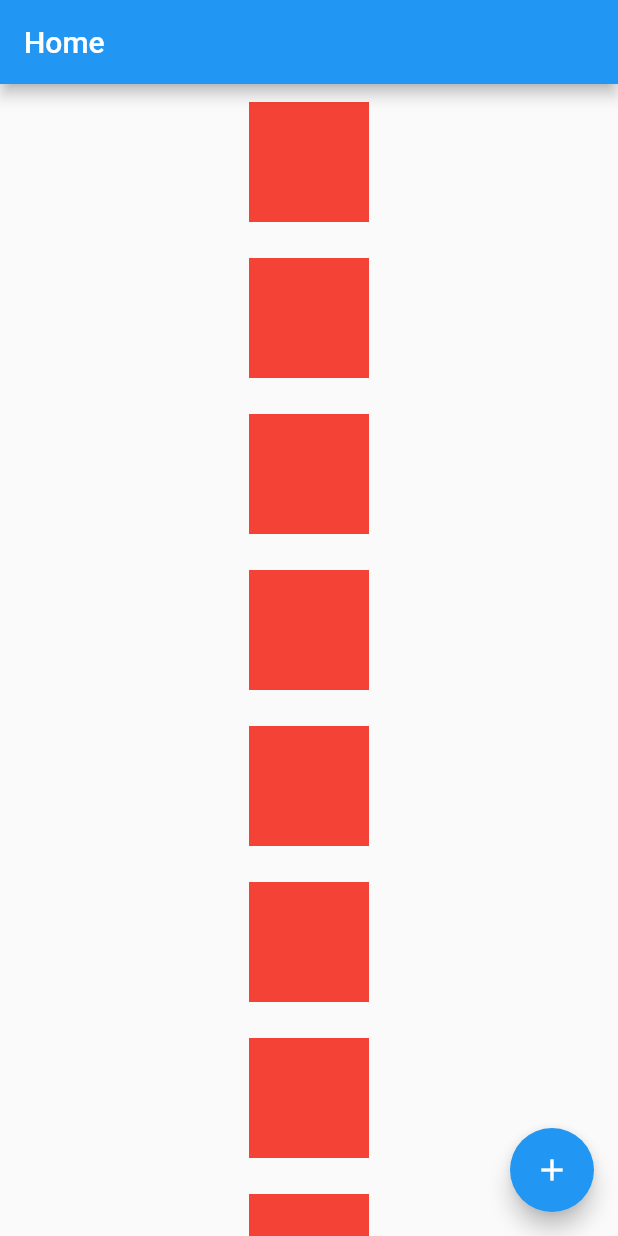
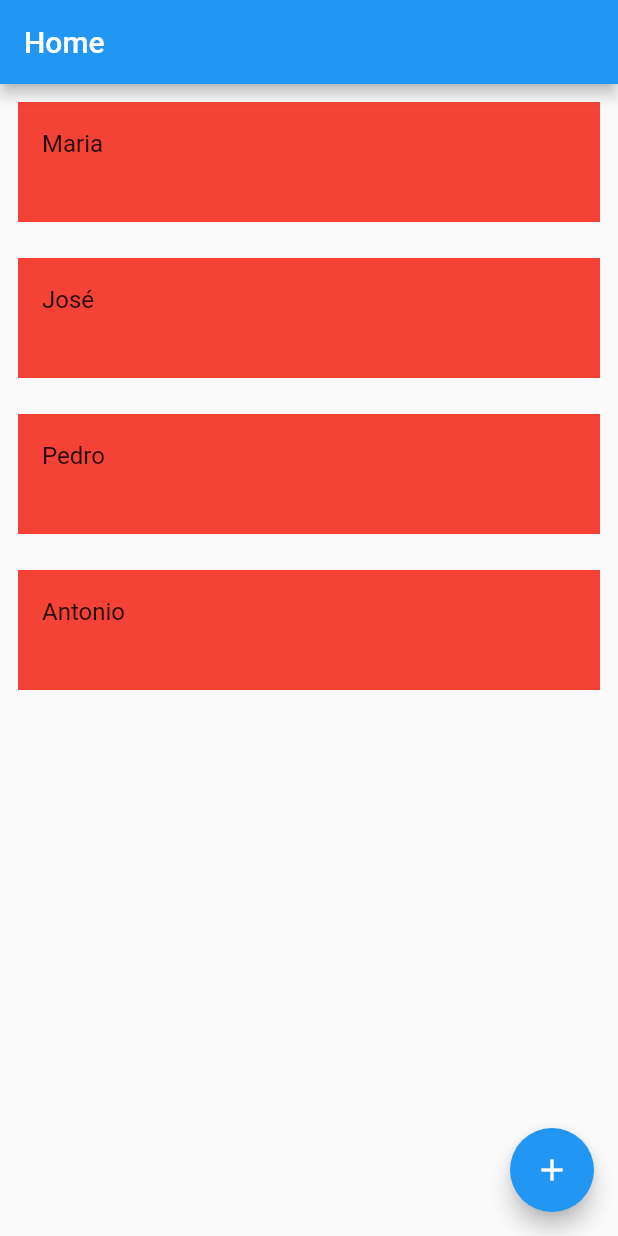
Before and after one commit to BrunaCriscuolo/hello_world_flutter, a Flutter app: the screen it shows after launch, on a phone screen of 412 x 824 dp. Run offline on Flutter 3.47's test engine with Material 2 defaults, Android fonts, the phone set to English and light mode, and no system bars.

Commit message:
feat: create listview widget

```diff
--- a/lib/home_page.dart
+++ b/lib/home_page.dart
@@ -10,6 +10,8 @@ class HomePage extends StatefulWidget {
 class _HomePageState extends State<HomePage> {
   int counter = 0;
 
+  static const names = ['Maria', 'José', 'Pedro', 'Antonio'];
+
   @override
   Widget build(BuildContext context) {
     return Scaffold(
@@ -19,19 +21,20 @@ class _HomePageState extends State<HomePage> {
       body: SizedBox(
         width: double.infinity,
         height: double.infinity,
-        child: SingleChildScrollView(
-          child: Column(
-            mainAxisAlignment: MainAxisAlignment.start,
-            crossAxisAlignment: CrossAxisAlignment.center,
-            children: [
-              for (var i = 0; i < 10; i++)
-                Container(
-                    width: 80,
-                    height: 80,
-                    color: Colors.red,
-                    margin: const EdgeInsets.all(12)),
-            ],
-          ),
+        child: ListView.builder(
+          itemCount: names.length,
+          itemBuilder: (context, index) {
+            final name = names[index];
+            return Container(
+              width: 80,
+              height: 80,
+              color: Colors.red,
+              margin: const EdgeInsets.all(12),
+              child: ListTile(
+                title: Text(name),
+              ),
+            );
+          },
         ),
       ),
       floatingActionButton: FloatingActionButton(
```
